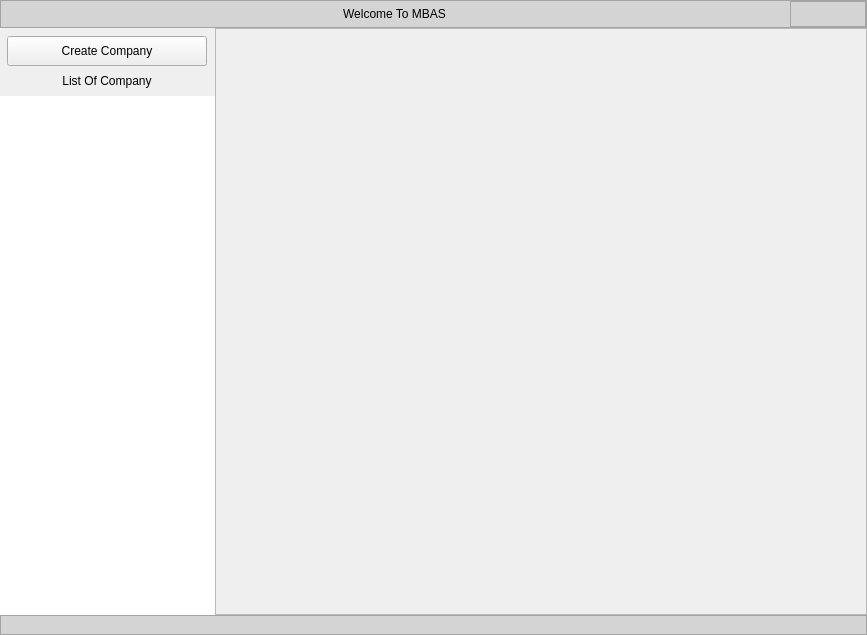
Darshitjivani/MBAS, file Resources/Ui/HomeWindow.ui: the form before one commit.
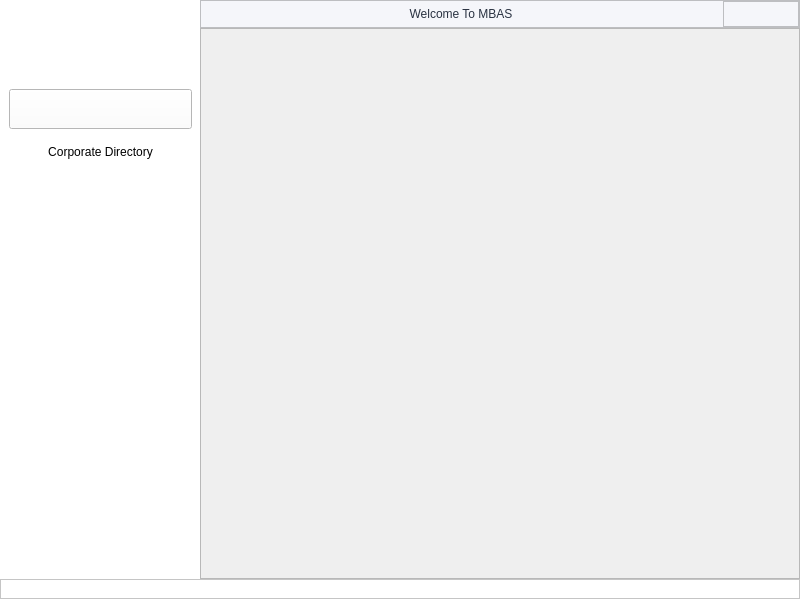
The form after the commit. Icons and pictures are not drawn.

Diff of the .ui file:
```diff
--- a/Resources/Ui/HomeWindow.ui
+++ b/Resources/Ui/HomeWindow.ui
@@ -6,58 +6,14 @@
    <rect>
     <x>0</x>
     <y>0</y>
-    <width>867</width>
-    <height>635</height>
+    <width>800</width>
+    <height>599</height>
    </rect>
   </property>
   <property name="windowTitle">
-   <string>Home Window</string>
-  </property>
-  <property name="styleSheet">
-   <string notr="true"/>
+   <string>MainWindow</string>
   </property>
   <widget class="QWidget" name="centralwidget">
-   <layout class="QGridLayout" name="gridLayout_2">
-    <property name="leftMargin">
-     <number>0</number>
-    </property>
-    <property name="topMargin">
-     <number>0</number>
-    </property>
-    <property name="rightMargin">
-     <number>0</number>
-    </property>
-    <property name="bottomMargin">
-     <number>0</number>
-    </property>
-    <property name="spacing">
-     <number>0</number>
-    </property>
-    <item row="0" column="0">
-     <widget class="QFrame" name="fheader">
-      <property name="minimumSize">
-       <size>
-        <width>0</width>
-        <height>28</height>
-       </size>
-      </property>
-      <property name="maximumSize">
-       <size>
-        <width>16777215</width>
-        <height>28</height>
-       </size>
-      </property>
-      <property name="styleSheet">
-       <string notr="true">background-color: rgb(212, 212, 212);
-font: 63 11pt &quot;Segoe UI Semibold&quot;;
-color:#000000</string>
-      </property>
-      <property name="frameShape">
-       <enum>QFrame::StyledPanel</enum>
-      </property>
-      <property name="frameShadow">
-       <enum>QFrame::Raised</enum>
-      </property>
       <layout class="QGridLayout" name="gridLayout">
        <property name="leftMargin">
         <number>0</number>
@@ -71,6 +27,120 @@
        <property name="bottomMargin">
         <number>0</number>
        </property>
+    <property name="spacing">
+     <number>0</number>
+    </property>
+    <item row="0" column="1">
+     <widget class="QWidget" name="widget" native="true">
+      <layout class="QGridLayout" name="gridLayout_4">
+       <property name="leftMargin">
+        <number>0</number>
+       </property>
+       <property name="topMargin">
+        <number>0</number>
+       </property>
+       <property name="rightMargin">
+        <number>0</number>
+       </property>
+       <property name="bottomMargin">
+        <number>0</number>
+       </property>
+       <property name="spacing">
+        <number>0</number>
+       </property>
+       <item row="1" column="1" colspan="2">
+        <widget class="QWidget" name="wLanding" native="true">
+         <layout class="QGridLayout" name="gridLayout_5">
+          <property name="leftMargin">
+           <number>0</number>
+          </property>
+          <property name="topMargin">
+           <number>0</number>
+          </property>
+          <property name="rightMargin">
+           <number>0</number>
+          </property>
+          <property name="bottomMargin">
+           <number>0</number>
+          </property>
+          <property name="spacing">
+           <number>0</number>
+          </property>
+          <item row="0" column="0">
+           <widget class="QFrame" name="fCreateCompany">
+            <property name="maximumSize">
+             <size>
+              <width>16777215</width>
+              <height>16777215</height>
+             </size>
+            </property>
+            <property name="frameShape">
+             <enum>QFrame::StyledPanel</enum>
+            </property>
+            <property name="frameShadow">
+             <enum>QFrame::Raised</enum>
+            </property>
+            <layout class="QGridLayout" name="gridLayout_6">
+             <property name="leftMargin">
+              <number>0</number>
+             </property>
+             <property name="topMargin">
+              <number>0</number>
+             </property>
+             <property name="rightMargin">
+              <number>0</number>
+             </property>
+             <property name="bottomMargin">
+              <number>0</number>
+             </property>
+             <property name="spacing">
+              <number>0</number>
+             </property>
+            </layout>
+           </widget>
+          </item>
+         </layout>
+        </widget>
+       </item>
+       <item row="0" column="1" colspan="2">
+        <widget class="QFrame" name="fheader">
+         <property name="minimumSize">
+          <size>
+           <width>0</width>
+           <height>28</height>
+          </size>
+         </property>
+         <property name="maximumSize">
+          <size>
+           <width>16777215</width>
+           <height>28</height>
+          </size>
+         </property>
+         <property name="styleSheet">
+          <string notr="true">background-color:#f5f6fa;
+font: 63 18pt &quot;Segoe UI Semibold&quot;;
+color:#000000;
+</string>
+         </property>
+         <property name="frameShape">
+          <enum>QFrame::StyledPanel</enum>
+         </property>
+         <property name="frameShadow">
+          <enum>QFrame::Raised</enum>
+         </property>
+         <layout class="QGridLayout" name="gridLayout_2">
+          <property name="leftMargin">
+           <number>0</number>
+          </property>
+          <property name="topMargin">
+           <number>0</number>
+          </property>
+          <property name="rightMargin">
+           <number>0</number>
+          </property>
+          <property name="bottomMargin">
+           <number>0</number>
+          </property>
        <property name="horizontalSpacing">
         <number>2</number>
        </property>
@@ -114,6 +184,11 @@
           </property>
           <item row="0" column="0">
            <widget class="QLabel" name="label">
+               <property name="styleSheet">
+                <string notr="true">font: 75 17pt &quot;Sitka Display&quot;;
+color:#293241;
+font: 75 18pt &quot;Palatino Linotype&quot;;</string>
+               </property>
             <property name="text">
              <string>Welcome To MBAS</string>
             </property>
@@ -300,51 +375,9 @@
       </layout>
      </widget>
     </item>
-    <item row="2" column="0">
-     <widget class="QFrame" name="ffooter">
-      <property name="minimumSize">
-       <size>
-        <width>0</width>
-        <height>20</height>
-       </size>
-      </property>
-      <property name="maximumSize">
-       <size>
-        <width>16777215</width>
-        <height>202</height>
-       </size>
-      </property>
-      <property name="styleSheet">
-       <string notr="true">background-color: rgb(212, 212, 212);
-font: 63 11pt &quot;Segoe UI Semibold&quot;;
-color:#000000</string>
-      </property>
-      <property name="frameShape">
-       <enum>QFrame::StyledPanel</enum>
-      </property>
-      <property name="frameShadow">
-       <enum>QFrame::Raised</enum>
-      </property>
+      </layout>
      </widget>
     </item>
-    <item row="1" column="0">
-     <widget class="QWidget" name="widget" native="true">
-      <layout class="QGridLayout" name="gridLayout_4">
-       <property name="leftMargin">
-        <number>0</number>
-       </property>
-       <property name="topMargin">
-        <number>0</number>
-       </property>
-       <property name="rightMargin">
-        <number>0</number>
-       </property>
-       <property name="bottomMargin">
-        <number>0</number>
-       </property>
-       <property name="spacing">
-        <number>0</number>
-       </property>
        <item row="0" column="0">
         <widget class="QWidget" name="wMenubar" native="true">
          <property name="minimumSize">
@@ -355,12 +388,12 @@
          </property>
          <property name="maximumSize">
           <size>
-           <width>215</width>
+        <width>200</width>
            <height>16777215</height>
           </size>
          </property>
          <property name="styleSheet">
-          <string notr="true"/>
+       <string notr="true">background-color:#ffffff;</string>
          </property>
          <layout class="QGridLayout" name="gridLayout_3">
           <property name="leftMargin">
@@ -381,35 +414,147 @@
           <property name="verticalSpacing">
            <number>8</number>
           </property>
-          <item row="1" column="1">
+       <item row="2" column="1">
+        <widget class="QWidget" name="widget_2" native="true">
+         <property name="minimumSize">
+          <size>
+           <width>180</width>
+           <height>60</height>
+          </size>
+         </property>
+         <property name="maximumSize">
+          <size>
+           <width>1800</width>
+           <height>46</height>
+          </size>
+         </property>
+         <property name="layoutDirection">
+          <enum>Qt::LeftToRight</enum>
+         </property>
+         <widget class="QLabel" name="label_2">
+          <property name="geometry">
+           <rect>
+            <x>10</x>
+            <y>0</y>
+            <width>151</width>
+            <height>51</height>
+           </rect>
+          </property>
+          <property name="text">
+           <string/>
+          </property>
+          <property name="pixmap">
+           <pixmap>../MBAS2.png</pixmap>
+          </property>
+          <property name="scaledContents">
+           <bool>true</bool>
+          </property>
+          <property name="alignment">
+           <set>Qt::AlignCenter</set>
+          </property>
+         </widget>
+        </widget>
+       </item>
+       <item row="6" column="1">
+        <widget class="Line" name="line_3">
+         <property name="minimumSize">
+          <size>
+           <width>0</width>
+           <height>3</height>
+          </size>
+         </property>
+         <property name="styleSheet">
+          <string notr="true">background-color:transparent</string>
+         </property>
+         <property name="orientation">
+          <enum>Qt::Vertical</enum>
+         </property>
+        </widget>
+       </item>
+       <item row="4" column="1">
            <widget class="QPushButton" name="pbCreateCompany">
             <property name="sizePolicy">
-             <sizepolicy hsizetype="Fixed" vsizetype="Fixed">
+          <sizepolicy hsizetype="Fixed" vsizetype="Preferred">
               <horstretch>0</horstretch>
               <verstretch>0</verstretch>
              </sizepolicy>
             </property>
             <property name="minimumSize">
              <size>
-              <width>200</width>
+           <width>183</width>
+           <height>40</height>
+          </size>
+         </property>
+         <property name="maximumSize">
+          <size>
+           <width>150</width>
+           <height>40</height>
+          </size>
+         </property>
+         <property name="styleSheet">
+          <string notr="true"/>
+         </property>
+         <property name="text">
+          <string/>
+         </property>
+         <property name="icon">
+          <iconset>
+           <normaloff>../cc3.png</normaloff>../cc3.png</iconset>
+         </property>
+         <property name="iconSize">
+          <size>
+           <width>146</width>
+           <height>50</height>
+          </size>
+         </property>
+        </widget>
+       </item>
+       <item row="5" column="1">
+        <widget class="QLabel" name="lbListOfCompany">
+         <property name="minimumSize">
+          <size>
+           <width>0</width>
               <height>30</height>
              </size>
             </property>
-            <property name="maximumSize">
-             <size>
-              <width>200</width>
-              <height>16777215</height>
-             </size>
-            </property>
             <property name="styleSheet">
              <string notr="true"/>
             </property>
             <property name="text">
-             <string>Create Company</string>
-            </property>
-           </widget>
-          </item>
-          <item row="3" column="0" colspan="3">
+          <string>Corporate Directory</string>
+         </property>
+         <property name="alignment">
+          <set>Qt::AlignCenter</set>
+         </property>
+        </widget>
+       </item>
+       <item row="0" column="1">
+        <widget class="Line" name="line">
+         <property name="styleSheet">
+          <string notr="true">background-color:transparent</string>
+         </property>
+         <property name="orientation">
+          <enum>Qt::Vertical</enum>
+         </property>
+        </widget>
+       </item>
+       <item row="3" column="1">
+        <widget class="Line" name="line_2">
+         <property name="minimumSize">
+          <size>
+           <width>0</width>
+           <height>5</height>
+          </size>
+         </property>
+         <property name="styleSheet">
+          <string notr="true">background-color:transparent</string>
+         </property>
+         <property name="orientation">
+          <enum>Qt::Vertical</enum>
+         </property>
+        </widget>
+       </item>
+       <item row="8" column="0" colspan="3">
            <widget class="QListWidget" name="listWidget">
             <property name="enabled">
              <bool>true</bool>
@@ -457,91 +602,39 @@
             </property>
            </widget>
           </item>
-          <item row="2" column="1">
-           <widget class="QLabel" name="lbListOfCompany">
-            <property name="styleSheet">
-             <string notr="true"/>
-            </property>
-            <property name="text">
-             <string>List Of Company</string>
-            </property>
-            <property name="alignment">
-             <set>Qt::AlignCenter</set>
-            </property>
-           </widget>
-          </item>
-          <item row="0" column="1">
-           <widget class="Line" name="line">
-            <property name="orientation">
-             <enum>Qt::Vertical</enum>
-            </property>
-           </widget>
-          </item>
          </layout>
         </widget>
        </item>
-       <item row="0" column="1">
-        <widget class="QWidget" name="wLanding" native="true">
-         <layout class="QGridLayout" name="gridLayout_5">
-          <property name="leftMargin">
-           <number>0</number>
-          </property>
-          <property name="topMargin">
-           <number>0</number>
-          </property>
-          <property name="rightMargin">
-           <number>0</number>
-          </property>
-          <property name="bottomMargin">
-           <number>0</number>
-          </property>
-          <property name="spacing">
-           <number>0</number>
-          </property>
-          <item row="0" column="0">
-           <widget class="QFrame" name="fCreateCompany">
+    <item row="1" column="0" colspan="2">
+     <widget class="QFrame" name="ffooter">
+      <property name="minimumSize">
+       <size>
+        <width>0</width>
+        <height>20</height>
+       </size>
+      </property>
             <property name="maximumSize">
              <size>
               <width>16777215</width>
-              <height>16777215</height>
-             </size>
-            </property>
+        <height>20</height>
+       </size>
+      </property>
+      <property name="styleSheet">
+       <string notr="true">background-color: #ffffff;
+font: 63 11pt &quot;Segoe UI Semibold&quot;;
+color:#000000</string>
+      </property>
             <property name="frameShape">
              <enum>QFrame::StyledPanel</enum>
             </property>
             <property name="frameShadow">
              <enum>QFrame::Raised</enum>
             </property>
-            <layout class="QGridLayout" name="gridLayout_6">
-             <property name="leftMargin">
-              <number>0</number>
-             </property>
-             <property name="topMargin">
-              <number>0</number>
-             </property>
-             <property name="rightMargin">
-              <number>0</number>
-             </property>
-             <property name="bottomMargin">
-              <number>0</number>
-             </property>
-             <property name="spacing">
-              <number>0</number>
-             </property>
-            </layout>
            </widget>
           </item>
          </layout>
         </widget>
-       </item>
-      </layout>
-     </widget>
-    </item>
-   </layout>
-  </widget>
- </widget>
- <resources>
-  <include location="../icons/icons.qrc"/>
- </resources>
+ </widget>
+ <resources/>
  <connections/>
 </ui>
```
Left out of the diff: 1 changed line with no effect on the pictures. Lines whose indentation alone changed are shown as unchanged.
